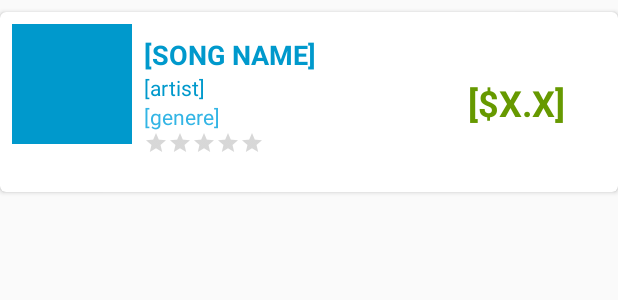
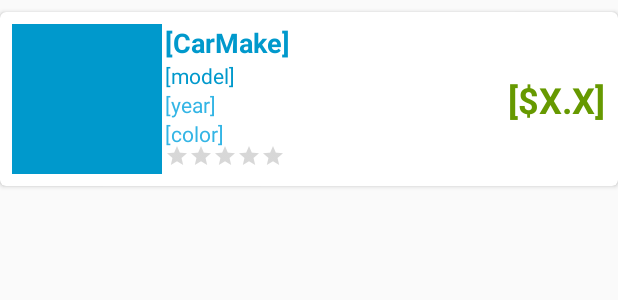
Before and after one commit to meori20/androidMockApp, an Android app: the layout item_list.xml on its own in the app's theme, with its tools: preview values and no code run, on a phone screen of 412 x 824 dp. Shown: the top 300 px of the screen. Run offline under Robolectric (Android 15) with nearby library versions, the phone set to English and light mode, and no system bars.

Commit message:
Change model and design

```diff
--- a/app/src/main/java/com/dev/android/mta/androiduserauthentication/Activities/ItemsMenu.java
+++ b/app/src/main/java/com/dev/android/mta/androiduserauthentication/Activities/ItemsMenu.java
@@ -11,7 +11,7 @@ import android.view.Menu;
 import android.view.MenuItem;
 
 import com.dev.android.mta.androiduserauthentication.R;
-import Model.Item;
+import com.dev.android.mta.androiduserauthentication.Model.Item;
 import com.dev.android.mta.androiduserauthentication.implementaion.ItemAdapter;
 import com.facebook.AccessToken;
 import com.facebook.login.LoginManager;
@@ -102,7 +102,7 @@ public class ItemsMenu extends AppCompatActivity {
 
     private void getAllSongsUsingChildListenrs() {
 
-        mAllItemsRef = FirebaseDatabase.getInstance().getReference("Songs");
+        mAllItemsRef = FirebaseDatabase.getInstance().getReference("cars");
 
 
 
@@ -166,7 +166,7 @@ public class ItemsMenu extends AppCompatActivity {
 
         for (DataSnapshot dataSnapshot : snapshot.getChildren()) {
             Item item = dataSnapshot.getValue(Item.class);
-            Log.e(TAG, "updateItemsList() >> adding Item: " + item.getName());
+            Log.e(TAG, "updateItemsList() >> adding Item: " + item.getCarMake());
             String key = dataSnapshot.getKey();
             mItemList.add(item);
         }
--- a/app/src/main/java/Model/Review.java
+++ b/app/src/main/java/com/dev/android/mta/androiduserauthentication/Model/Review.java
@@ -1,4 +1,4 @@
-package Model;
+package com.dev.android.mta.androiduserauthentication.Model;
 
 import com.google.firebase.database.Exclude;
 import com.google.firebase.database.IgnoreExtraProperties;
--- a/app/src/main/java/com/dev/android/mta/androiduserauthentication/implementaion/AuthenticationMethod.java
+++ b/app/src/main/java/com/dev/android/mta/androiduserauthentication/implementaion/AuthenticationMethod.java
@@ -10,7 +10,7 @@ import com.google.firebase.auth.FirebaseUser;
 import com.google.firebase.database.DatabaseReference;
 import com.google.firebase.database.FirebaseDatabase;
 
-import Model.User;
+import com.dev.android.mta.androiduserauthentication.Model.User;
 
 /**
  * Created by Ori on 4/25/2018.
--- a/app/src/main/java/com/dev/android/mta/androiduserauthentication/implementaion/ReviewsAdapter.java
+++ b/app/src/main/java/com/dev/android/mta/androiduserauthentication/implementaion/ReviewsAdapter.java
@@ -3,17 +3,14 @@ package com.dev.android.mta.androiduserauthentication.implementaion;
 import android.content.Context;
 import android.support.v7.widget.RecyclerView;
 import android.util.Log;
-import android.view.LayoutInflater;
 import android.view.View;
 import android.view.ViewGroup;
 import android.widget.RatingBar;
 import android.widget.TextView;
 
-import com.dev.android.mta.androiduserauthentication.R;
-
 import java.util.List;
 
-import Model.Review;
+import com.dev.android.mta.androiduserauthentication.Model.Review;
 
 /**
  * Created by shahar on 07/05/2018.
--- a/app/src/main/res/layout/activity_items_menu.xml
+++ b/app/src/main/res/layout/activity_items_menu.xml
@@ -118,9 +118,9 @@
 
         <android.support.v7.widget.RecyclerView
             android:id="@+id/recycleView"
-            android:layout_width="wrap_content"
+            android:layout_width="match_parent"
             android:layout_height="match_parent"
-            android:layout_gravity="center"
+            android:layout_gravity="left"
 
             />
     </LinearLayout>
--- a/app/src/main/res/layout/item_list.xml
+++ b/app/src/main/res/layout/item_list.xml
@@ -3,88 +3,96 @@
     xmlns:card_view="http://schemas.android.com/apk/res-auto"
     android:layout_width="match_parent"
     android:layout_height="wrap_content"
+    xmlns:aandroid="http://schemas.android.com/tools"
     android:orientation="vertical">
 
     <android.support.v7.widget.CardView
-        android:id="@+id/card_view_song"
+        android:id="@+id/card_view_car"
         android:layout_width="match_parent"
-        android:layout_height="120dp"
+        android:layout_height="wrap_content"
         android:layout_gravity="center"
         android:layout_marginBottom="8dp"
         android:layout_marginTop="8dp"
         android:elevation="16dp"
         android:foregroundGravity="center"
         card_view:cardCornerRadius="4dp">
-
-        <LinearLayout
+        <RelativeLayout
             android:layout_width="match_parent"
-            android:layout_height="match_parent">
+            android:layout_height="match_parent"
+            android:padding="8dp"
+            >
 
             <ImageView
-                android:id="@+id/song_thumb_image"
-                android:layout_width="80dp"
-                android:layout_height="80dp"
-                android:layout_marginBottom="8dp"
-                android:layout_marginStart="8dp"
-                android:layout_marginTop="8dp"
+                android:id="@+id/car_thumb_image"
+                android:layout_width="100dp"
+                android:layout_height="100dp"
+                app:layout_constraintTop_toTopOf="parent"
+                app:layout_constraintBottom_toBottomOf="parent"
+
                 android:src="@android:color/holo_blue_dark"
+
                 />
-
-            <LinearLayout
+            <TextView
+                android:id="@+id/car_make"
                 android:layout_width="wrap_content"
                 android:layout_height="wrap_content"
-                android:orientation="vertical">
-
-                <TextView
-                    android:id="@+id/song_name"
-                    android:layout_width="wrap_content"
-                    android:layout_height="wrap_content"
-                    android:layout_marginStart="8dp"
-                    android:layout_marginTop="16dp"
-                    android:text="[SONG NAME]"
+                android:layout_marginStart="2dp"
+                android:text="[CarMake]"
                 android:textColor="@android:color/holo_blue_dark"
                 android:textSize="18sp"
                 android:textStyle="bold"
+                android:layout_toEndOf="@+id/car_thumb_image"
+                app:layout_constraintStart_toEndOf="@+id/car_thumb_image"
+
                 />
-
             <TextView
-                    android:id="@+id/song_reviewer_mail"
+                android:id="@+id/car_model"
                 android:layout_width="wrap_content"
                 android:layout_height="wrap_content"
-                    android:layout_marginStart="8dp"
-                    android:text="[artist]"
+                android:layout_marginStart="2dp"
+                android:text="[model]"
                 android:textColor="@android:color/holo_blue_dark"
-                    card_view:layout_constraintStart_toEndOf="@+id/song_thumb_image"
-                    card_view:layout_constraintTop_toBottomOf="@+id/song_name" />
+                android:layout_toEndOf="@+id/car_thumb_image"
+                android:layout_below="@id/car_make"
 
+                />
             <TextView
-                    android:id="@+id/song_genre"
+                android:id="@+id/car_year"
                 android:layout_width="wrap_content"
                 android:layout_height="wrap_content"
-                    android:layout_marginStart="8dp"
-                    android:text="[genere]"
+                android:layout_marginStart="2dp"
+                android:text="[year]"
                 android:textColor="@android:color/holo_blue_light"
-                    android:textSize="14sp"
-                    card_view:layout_constraintStart_toEndOf="@+id/song_thumb_image"
-                    card_view:layout_constraintTop_toBottomOf="@+id/song_reviewer_mail" />
+                android:layout_toEndOf="@+id/car_thumb_image"
+                android:layout_below="@id/car_model"
+                 />
+            <TextView
+                android:id="@+id/car_color"
+                android:layout_width="wrap_content"
+                android:layout_height="wrap_content"
+                android:layout_marginStart="2dp"
+                android:text="[color]"
+                android:textColor="@android:color/holo_blue_light"
+                android:layout_toEndOf="@+id/car_thumb_image"
+                android:layout_below="@+id/car_year"
 
+                />
             <RatingBar
-                    android:id="@+id/song_rating"
+                android:id="@+id/car_rating"
                 style="@style/Widget.AppCompat.RatingBar.Small"
                 android:layout_width="wrap_content"
                 android:layout_height="17dp"
-                    android:layout_marginStart="8dp"
+                android:layout_marginStart="2dp"
                 android:numStars="5"
                 android:rating="0"
                 android:stepSize="0.1"
-                    card_view:layout_constraintStart_toEndOf="@+id/song_thumb_image"
-                    card_view:layout_constraintTop_toBottomOf="@+id/song_genre" />
+                android:layout_toEndOf="@+id/car_thumb_image"
+                aandroid:layout_below="@+id/car_color"
+                android:layout_marginTop="80dp"
 
-
-            </LinearLayout>
-
+                />
             <TextView
-                android:id="@+id/song_price"
+                android:id="@+id/car_price"
                 android:layout_width="66dp"
                 android:layout_height="32dp"
                 android:layout_gravity="center"
@@ -93,19 +101,13 @@
                 android:textColor="@android:color/holo_green_dark"
                 android:textSize="24sp"
                 android:textStyle="bold"
-                android:layout_marginLeft="100dp"
+                android:layout_alignParentEnd="true"
+                android:layout_centerInParent="true"
 
                 />
 
-            <TextView
-                android:id="@+id/song_review_count"
-                android:layout_width="wrap_content"
-                android:layout_height="wrap_content"
-                android:layout_marginBottom="16dp"
-                android:layout_marginStart="8dp"
-                app:layout_constraintBottom_toBottomOf="parent"
-                card_view:layout_constraintStart_toEndOf="@+id/song_rating" />
 
-        </LinearLayout>
+        </RelativeLayout>
+
     </android.support.v7.widget.CardView>
 </LinearLayout>
```
Also changed, not shown: app/src/main/java/Model/Item.java (deleted, +0 -55 lines), app/src/main/java/com/dev/android/mta/androiduserauthentication/Model/Item.java (added, +72 -0 lines), app/src/main/java/com/dev/android/mta/androiduserauthentication/Model/User.java (renamed from app/src/main/java/Model/User.java, +7 -7 lines), app/src/main/java/com/dev/android/mta/androiduserauthentication/implementaion/ItemAdapter.java (+15 -11 lines). Lines whose indentation alone changed are shown as unchanged.
